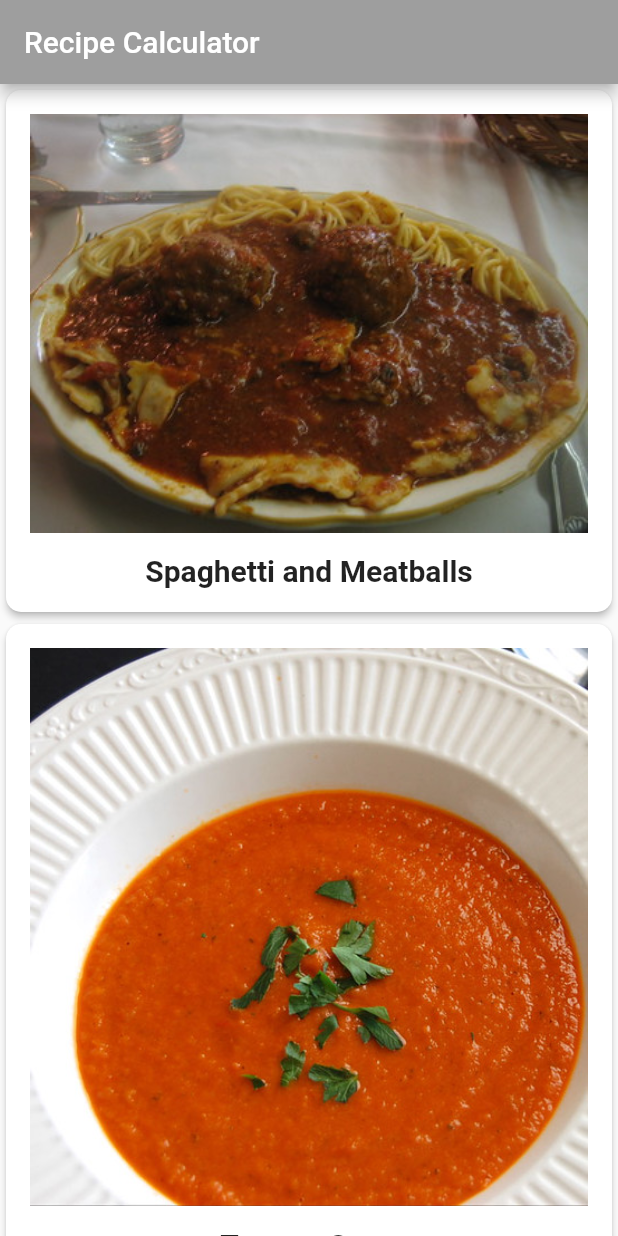
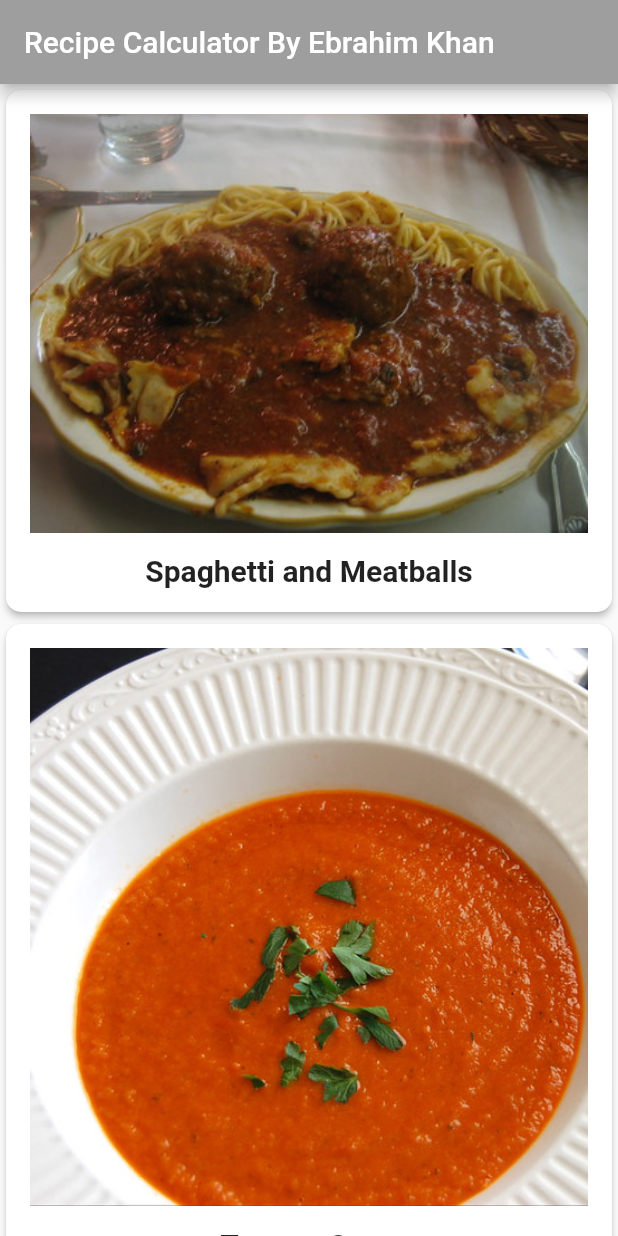
Before and after one commit to itsirajul/recipes, a Flutter app: the screen it shows after launch, on a phone screen of 412 x 824 dp. Run offline on Flutter 3.47's test engine with Material 2 defaults, Android fonts, the phone set to English and light mode, and no system bars; Roboto replaces fonts that are missing (Palatino).

Commit message:
first app done

```diff
--- a/lib/main.dart
+++ b/lib/main.dart
@@ -27,7 +27,7 @@ class RecipeApp extends StatelessWidget {
         ),
       ),
       // 6
-      home: const MyHomePage(title: 'Recipe Calculator'),
+      home: const MyHomePage(title: 'Recipe Calculator By Ebrahim Khan'),
     );
   }
 }
```
